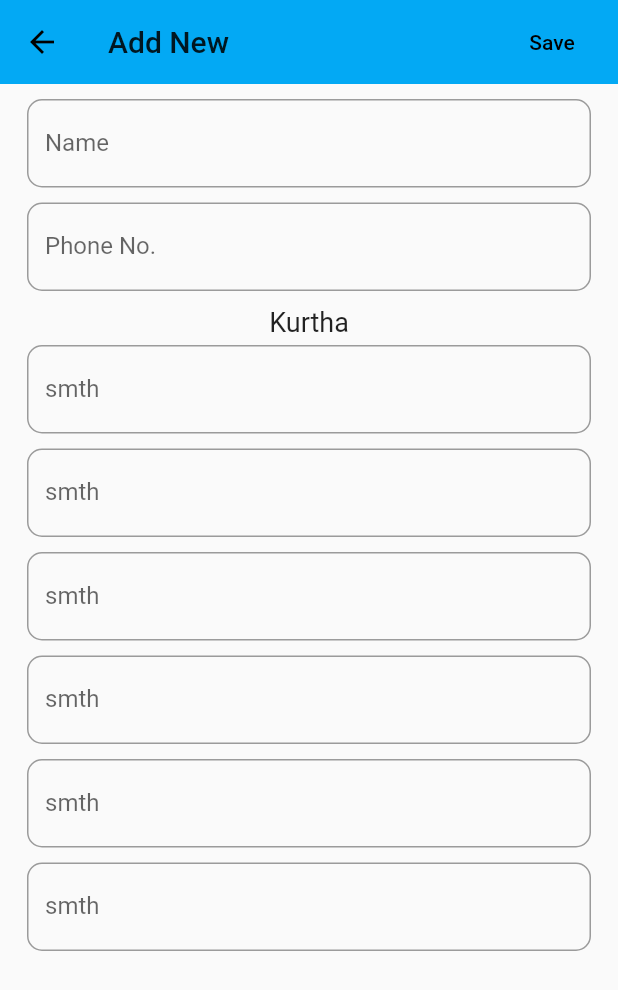
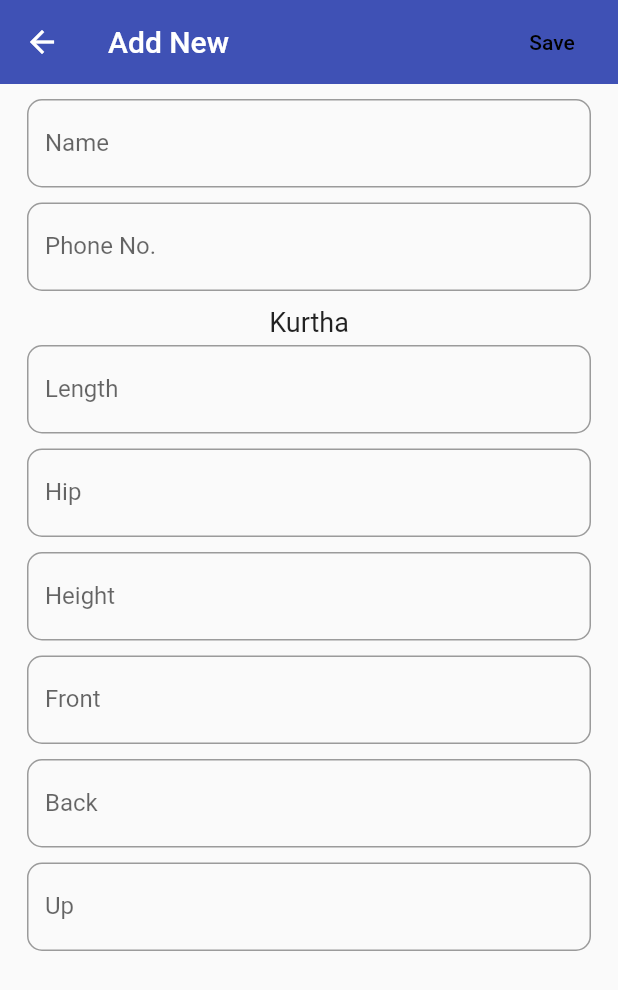
Before and after one commit to SushanShakya/My-First-App, a Flutter app: the HomePage screen opened directly, after a tap on the "add" icon, on a phone screen of 412 x 824 dp. Shown: the top 990 px of the screen. Run offline on Flutter 3.47's test engine with Material 2 defaults, Android fonts, the phone set to English and light mode, and no system bars.

Commit message:
Changes the UI along with Some Other minor Changes

```diff
--- a/lib/ui/pages/InheritedWidget/NoteInherit.dart
+++ b/lib/ui/pages/InheritedWidget/NoteInherit.dart
@@ -1,47 +1,51 @@
-//import 'package:flutter/widgets.dart';
-//
-//class DetailsInheritedWidget extends InheritedWidget{
-//
-//  final notes = [
-//    {
-//      'Name':'',
-//      'Phone No.': '',
-//      'smth': '',
-//      'smth': '',
-//      'smth': '',
-//      'smth': '',
-//      'smth': '',
-//      'smth': ''
-//    },
-//    {
-//      'Name':'',
-//      'Phone No.': '',
-//      'smth': '',
-//      'smth': '',
-//      'smth': '',
-//      'smth': '',
-//      'smth': '',
-//      'smth': ''
-//    },
-//    {
-//      'Name':'',
-//      'Phone No.': '',
-//      'smth': '',
-//      'smth': '',
-//      'smth': '',
-//      'smth': '',
-//      'smth': '',
-//      'smth': ''
-//    }
-//  ];
-//  DetailsInheritedWidget(Widget child) : super(child: child);
-//
-//  static DetailsInheritedWidget of(BuildContext context){
-//    return (context.inheritFromWidgetOfExactType(DetailsInheritedWidget)as DetailsInheritedWidget);
-//  }
-//  @override
-//  bool updateShouldNotify(InheritedWidget oldWidget) {
-//    return oldWidget.notes != notes;
-//  }
-//
-//}
+import 'package:flutter/material.dart';
+
+class DetailInheritedWidget extends InheritedWidget{
+
+  final notes = [
+    {
+      'Name':'Sushan',
+      'Phone No.':'flsjflk',
+      'Length':'',
+      'Hip':'',
+      'Height':'',
+      'Front':'',
+      'Back':'',
+      'Up':''
+    },
+    {
+      'Name':'Sakshyam',
+      'Phone No.':'',
+      'Length':'',
+      'Hip':'',
+      'Height':'',
+      'Front':'',
+      'Back':'',
+      'Up':''
+    },
+    {
+      'Name':'LOL',
+      'Phone No.':'',
+      'Length':'',
+      'Hip':'',
+      'Height':'',
+      'Front':'',
+      'Back':'',
+      'Up':''
+    }
+
+  ];
+
+  DetailInheritedWidget(Widget child) : super(child: child);
+
+  static DetailInheritedWidget of(BuildContext context){
+    return (context.inheritFromWidgetOfExactType(DetailInheritedWidget)as DetailInheritedWidget);
+  }
+
+  @override
+  bool updateShouldNotify(DetailInheritedWidget oldWidget) {
+    return oldWidget.notes != notes;
+  }
+
+
+}
--- a/lib/ui/pages/addPage/mainSubmissionForm.dart
+++ b/lib/ui/pages/addPage/mainSubmissionForm.dart
@@ -1,17 +1,38 @@
 import 'package:flutter/material.dart';
+import 'package:flutter_app/ui/pages/InheritedWidget/NoteInherit.dart';
+
+//  For Future improvements
+//enum Mode{
+//  edit,
+//  add
+//}
 
 class MeasurementForm extends StatefulWidget{
-  final String title;
-  MeasurementForm({this.title});
+
+//  final Mode _noteMode;
+//  final int index;
+//  MeasurementForm(this.index);
+//    Old Code style
+//  final String title;
+//  MeasurementForm({this.title});
   @override
   _MeasurementFormState createState() => _MeasurementFormState();
 }
 
 class _MeasurementFormState extends State<MeasurementForm> {
 
-  List customerDetail = [];
-  List template = ['Name', 'Phone No.','smth', 'smth','smth','smth','smth','smth'];//Created a list instead of hardcoding the strings
-  TextEditingController _message = new TextEditingController();
+//  Don't think will be requiring this code here
+//  List customerDetail = [];
+  List<Map<String, String>> get _notes => DetailInheritedWidget.of(context).notes;
+  List template = ['Name', 'Phone No.','Length', 'Hip', 'Height', 'Front', 'Back', 'Up'];//Created a list instead of hardcoding the strings
+  TextEditingController _name = new TextEditingController();
+  TextEditingController _phoneNo = new TextEditingController();
+  TextEditingController _length = new TextEditingController();
+  TextEditingController _hip = new TextEditingController();
+  TextEditingController _height = new TextEditingController();
+  TextEditingController _front = new TextEditingController();
+  TextEditingController _back = new TextEditingController();
+  TextEditingController _up = new TextEditingController();
   final FocusNode shit2 = new FocusNode();
   final FocusNode shit3 = new FocusNode();
   final FocusNode shit4 = new FocusNode();
@@ -20,12 +41,28 @@ class _MeasurementFormState extends State<MeasurementForm> {
   final FocusNode shit7 = new FocusNode();
   final FocusNode shit8 = new FocusNode();
 
-  @override
-  void initState() {
-    super.initState();
-    _message = TextEditingController(text: widget.title != null? widget.title: "");
-  }
+//    Old code style
 
+//  @override
+//  void initState() {
+//    super.initState();
+//    _name = TextEditingController(text: widget.title != null? widget.title: "");
+//  }
+
+
+//    For the purpose of displaying the text when edited
+//  @override
+//  void didChangeDependencies() {
+//    _name.text = _notes[widget.index]['Name'];
+//    _phoneNo.text = _notes[widget.index]['Phone No.'];
+//    _length.text = _notes[widget.index]['Length'];
+//    _hip.text = _notes[widget.index]['Hip'];
+//    _height.text = _notes[widget.index]['Height'];
+//    _front.text = _notes[widget.index]['Front'];
+//    _back.text = _notes[widget.index]['Back'];
+//    _up.text = _notes[widget.index]['Up'];
+//    super.didChangeDependencies();
+//  }
   @override
   Widget build(BuildContext context) {
     return Scaffold(
@@ -36,13 +73,27 @@ class _MeasurementFormState extends State<MeasurementForm> {
           FlatButton(
               textColor: Colors.black ,
               onPressed: (){
-                Navigator.pop(context, _message.text.toString());
+                /*When the "Save" button is pressed the
+                 details are added to the map*/
+                _notes.add({
+                  'Name'      :_name.text,
+                  'Phone No.' :_phoneNo.text,
+                  'Length'    :_length.text,
+                  'Hip'       :_hip.text,
+                  'Height'    :_height.text,
+                  'Front'     :_front.text,
+                  'Back'      :_back.text,
+                  'Up'        :_up.text
+                });
+                Navigator.pop(context, _name.text.toString());
               },
               child: Text("Save"),
               shape: CircleBorder(side: BorderSide(color: Colors.transparent)),
           )
         ],
       ),
+
+      //Just an Example of bad architecture but whatever
       body: new Container(
         margin: const EdgeInsets.symmetric(horizontal:18.0 ),
         child: SingleChildScrollView(
@@ -53,13 +104,10 @@ class _MeasurementFormState extends State<MeasurementForm> {
                */
               const SizedBox(height: 10.0,),
               TextFormField(
-                controller: _message,
+                controller: _name,
                 decoration: InputDecoration(
                       labelText: template[0]
                   ),
-                  onChanged: (String str){
-                    customerDetail.add(str);
-                  },
                   onEditingComplete: (){
                     FocusScope.of(context).requestFocus(shit2);
                   },
@@ -67,29 +115,27 @@ class _MeasurementFormState extends State<MeasurementForm> {
 
                 ),
               const SizedBox(height: 10.0,),
-              _Input(null, template[1], shit2, shit3),
+              _Input(_phoneNo, template[1], shit2, shit3),
               const SizedBox(height: 10.0,),
               Text("Kurtha", style: TextStyle(fontSize: 18.0),textAlign: TextAlign.left,), //UI part
               const SizedBox(height: 5.0,),
-              _Input(null, template[2], shit3, shit4),
+              _Input(_length, template[2], shit3, shit4),
               const SizedBox(height: 10.0,),
-              _Input(null, template[3], shit4, shit5),
+              _Input(_hip, template[3], shit4, shit5),
               const SizedBox(height: 10.0,),
-              _Input(null, template[4], shit5, shit6),
+              _Input(_height, template[4], shit5, shit6),
               const SizedBox(height: 10.0,),
-              _Input(null, template[5], shit6, shit7),
+              _Input(_front, template[5], shit6, shit7),
               const SizedBox(height: 10.0,),
-              _Input(null, template[6], shit7, shit8),
+              _Input(_back, template[6], shit7, shit8),
               const SizedBox(height: 10.0,),
               TextFormField(
                 decoration: InputDecoration(
                     labelText: template[7]
                 ),
-                onChanged: (String str){
-                  customerDetail.add(str);
-                },
                   focusNode: shit8,
-                  textInputAction: TextInputAction.done
+                  textInputAction: TextInputAction.done,
+                controller: _up,
               ),
               const SizedBox(height: 10.0,)
             ],
--- a/lib/ui/pages/home.dart
+++ b/lib/ui/pages/home.dart
@@ -1,8 +1,8 @@
 
+//import 'dart:math';
 import 'package:flutter/material.dart';
-import 'package:flutter_app/ui/pages/Customer.dart';
 import 'package:flutter_app/ui/pages/Details.dart';
-//import 'package:flutter_app/ui/pages/InheritedWidget/NoteInherit.dart';
+import 'package:flutter_app/ui/pages/InheritedWidget/NoteInherit.dart';
 import 'package:flutter_app/ui/pages/addPage/mainSubmissionForm.dart';
 
 class HomePage extends StatefulWidget{
@@ -12,23 +12,7 @@ class HomePage extends StatefulWidget{
 }
 
 class _HomePageState extends State<HomePage> {
-  //List<Map<String,String>> get _notes => DetailsInheritedWidget.of(context);
-  //TextEditingController _controller = new TextEditingController();
-  List <Customer> customerList = [];
-
-  void _addTodoItem(String name) { //copied
-    if (name.length > 0) {
-      Customer person = Customer(name: name, status: false);
-      setState(() {
-        customerList.add(person);
-      });
-    }
-  }
-
-  Future addToDo() async { //copied
-    String newToDO = await Navigator.push(context, MaterialPageRoute(builder: (context) => MeasurementForm()));
-    _addTodoItem(newToDO);
-  }
+  List<Map<String, String>> get _notes => DetailInheritedWidget.of(context).notes;
 
   @override
   Widget build(BuildContext context) {
@@ -36,45 +20,67 @@ class _HomePageState extends State<HomePage> {
     return Scaffold(
       appBar: AppBar(
         elevation: 0.0,
-        title: Text("Tailor\'s Notes"),
+        title: Text("Tailor\'s Notes", style: TextStyle(fontSize: 22.0),),
         actions: <Widget>[
           IconButton(
-            onPressed: () => addToDo(),
-            icon :Icon(Icons.add, color: Colors.red),
+            onPressed: () {
+              Navigator.push(
+                  context,
+                  MaterialPageRoute(builder: (context) => MeasurementForm()));
+              },
+            icon :Icon(Icons.add, color: Colors.white),
 
           ),
         ],
       ),
       body:
-        customerList.length > 0 ?ListView.builder(
-            itemCount: customerList.length,
+        _notes.length > 0 ?
+        ListView.builder(
+            itemCount: _notes.length,
             itemBuilder: (context, index){
-              return Container(
-                margin: EdgeInsets.symmetric(horizontal: 8.0 , vertical: 8.0),
+              return Column(
+                children: <Widget>[
+                  const SizedBox(height: 8.0,),
+                  GestureDetector(
+                    child: Container(
+                      margin: EdgeInsets.symmetric(horizontal: 8.0 , vertical: 4.0),
                       decoration: BoxDecoration(
-                  color: Colors.amber,
+                        color: Colors.cyan,
                         borderRadius: BorderRadius.circular(10.0)
                       ),
-                padding: EdgeInsets.all(10.0),
+                      padding: EdgeInsets.symmetric(vertical: 10.0),
                       child: ListTile(
                         onTap: (){
                           Navigator.push(
                               context,
-                        MaterialPageRoute(builder: (context) => ShowDetail()));
+                              MaterialPageRoute(builder: (context) => ShowDetail(index)));
                         },
                         onLongPress: (){
                           Navigator.push(
                               context,
                               MaterialPageRoute(builder: (context) => MeasurementForm()));
                         },
-                  title: Text(
-                    customerList[index].name,
+                        title: Column(
+                          children: <Widget>[
+                            Text(
+                              _notes[index]['Name'],
                               style: TextStyle(
                                   color: Colors.black,
                                   fontSize: 20.0
-                  ),),
-                  trailing: Icon(Icons.check_box, color: Colors.pink,),
+                            )),
+                            Text(
+                              _notes[index]['Phone No.'],
+                              style: TextStyle(
+                                  color: Colors.grey,
+                                  fontSize: 15.0
+                              ))
+                          ],
                         ),
+                        trailing: Icon(Icons.account_circle, color: Colors.black,),
+                      ),
+                    ),
+                  ),
+                ],
               );
             })
                 : Center(
```
Also changed, not shown: lib/main.dart (+5 -3 lines), lib/ui/pages/Details.dart (+47 -11 lines). Lines whose indentation alone changed are shown as unchanged.
